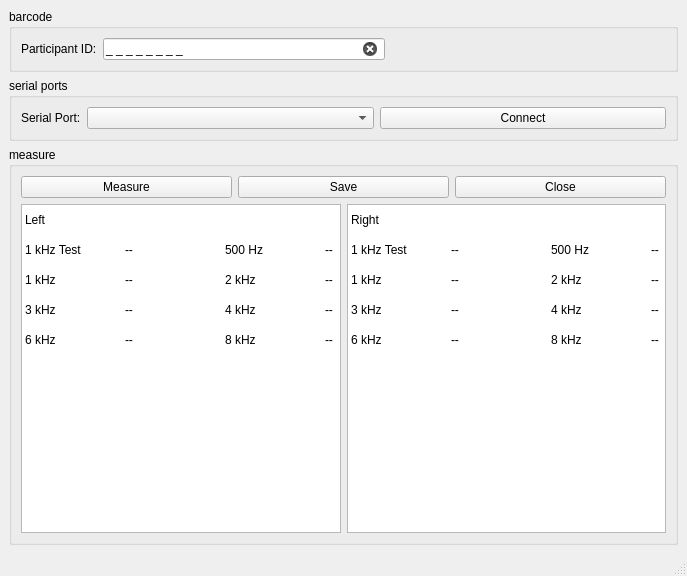
Qt form src/prototype/Audiometer/MainWindow.ui (inglis-dl/cypress) before a commit.
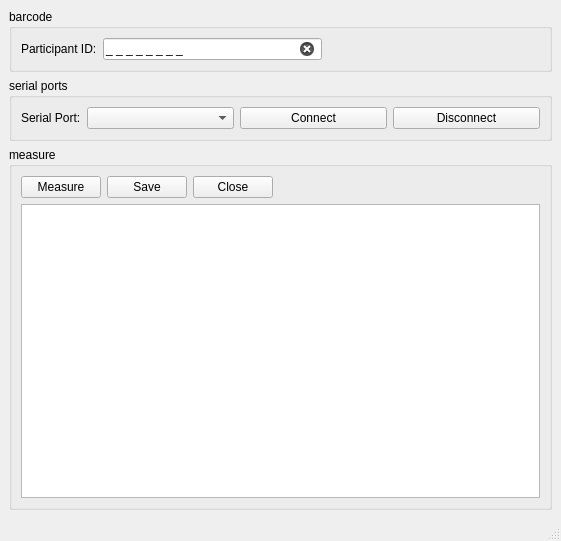
The same form after that commit.

Commit message: WIP: refactor weigh scale, wip audiometer - complete audiometer prototype with test data display updates - connect close signalling - add docs - refactor weigh scale

What changed in the file:
```diff
--- a/src/prototype/Audiometer/MainWindow.ui
+++ b/src/prototype/Audiometer/MainWindow.ui
@@ -6,8 +6,8 @@
    <rect>
     <x>0</x>
     <y>0</y>
-    <width>687</width>
-    <height>576</height>
+    <width>561</width>
+    <height>541</height>
    </rect>
   </property>
   <property name="windowTitle">
@@ -103,6 +103,13 @@
            </property>
           </widget>
          </item>
+         <item>
+          <widget class="QPushButton" name="disconnectButton">
+           <property name="text">
+            <string>Disconnect</string>
+           </property>
+          </widget>
+         </item>
         </layout>
        </item>
       </layout>
@@ -149,12 +156,25 @@
            </property>
           </widget>
          </item>
+         <item>
+          <spacer name="horizontalSpacer_3">
+           <property name="orientation">
+            <enum>Qt::Horizontal</enum>
+           </property>
+           <property name="sizeHint" stdset="0">
+            <size>
+             <width>40</width>
+             <height>20</height>
+            </size>
+           </property>
+          </spacer>
+         </item>
         </layout>
        </item>
        <item>
         <layout class="QHBoxLayout" name="measurementTableHorizontalLayout">
          <item>
-          <widget class="QTableWidget" name="leftTableWidget">
+          <widget class="QTableView" name="testdataTableView">
            <property name="verticalScrollBarPolicy">
             <enum>Qt::ScrollBarAlwaysOff</enum>
            </property>
@@ -167,327 +187,15 @@
            <property name="selectionMode">
             <enum>QAbstractItemView::NoSelection</enum>
            </property>
-           <property name="showGrid">
+           <property name="showDropIndicator" stdset="0">
             <bool>false</bool>
            </property>
-           <property name="gridStyle">
-            <enum>Qt::SolidLine</enum>
-           </property>
-           <property name="wordWrap">
+           <property name="dragDropOverwriteMode">
             <bool>false</bool>
            </property>
-           <property name="cornerButtonEnabled">
-            <bool>false</bool>
-           </property>
-           <attribute name="horizontalHeaderVisible">
-            <bool>false</bool>
-           </attribute>
-           <attribute name="horizontalHeaderHighlightSections">
-            <bool>false</bool>
-           </attribute>
-           <attribute name="verticalHeaderVisible">
-            <bool>false</bool>
-           </attribute>
-           <attribute name="verticalHeaderHighlightSections">
-            <bool>false</bool>
-           </attribute>
-           <row>
-            <property name="text">
-             <string>New Row</string>
-            </property>
-           </row>
-           <row>
-            <property name="text">
-             <string>New Row</string>
-            </property>
-           </row>
-           <row>
-            <property name="text">
-             <string>New Row</string>
-            </property>
-           </row>
-           <row>
-            <property name="text">
-             <string>New Row</string>
-            </property>
-           </row>
-           <row>
-            <property name="text">
-             <string>New Row</string>
-            </property>
-           </row>
-           <column>
-            <property name="text">
-             <string>New Column</string>
-            </property>
-           </column>
-           <column>
-            <property name="text">
-             <string>New Column</string>
-            </property>
-           </column>
-           <column>
-            <property name="text">
-             <string>New Column</string>
-            </property>
-           </column>
-           <column>
-            <property name="text">
-             <string>New Column</string>
-            </property>
-           </column>
-           <item row="0" column="0">
-            <property name="text">
-             <string>Left</string>
-            </property>
-           </item>
-           <item row="1" column="0">
-            <property name="text">
-             <string>1 kHz Test</string>
-            </property>
-           </item>
-           <item row="1" column="1">
-            <property name="text">
-             <string>--</string>
-            </property>
-           </item>
-           <item row="1" column="2">
-            <property name="text">
-             <string>500 Hz</string>
-            </property>
-           </item>
-           <item row="1" column="3">
-            <property name="text">
-             <string>--</string>
-            </property>
-           </item>
-           <item row="2" column="0">
-            <property name="text">
-             <string>1 kHz</string>
-            </property>
-           </item>
-           <item row="2" column="1">
-            <property name="text">
-             <string>--</string>
-            </property>
-           </item>
-           <item row="2" column="2">
-            <property name="text">
-             <string>2 kHz</string>
-            </property>
-           </item>
-           <item row="2" column="3">
-            <property name="text">
-             <string>--</string>
-            </property>
-           </item>
-           <item row="3" column="0">
-            <property name="text">
-             <string>3 kHz</string>
-            </property>
-           </item>
-           <item row="3" column="1">
-            <property name="text">
-             <string>--</string>
-            </property>
-           </item>
-           <item row="3" column="2">
-            <property name="text">
-             <string>4 kHz</string>
-            </property>
-           </item>
-           <item row="3" column="3">
-            <property name="text">
-             <string>--</string>
-            </property>
-           </item>
-           <item row="4" column="0">
-            <property name="text">
-             <string>6 kHz</string>
-            </property>
-           </item>
-           <item row="4" column="1">
-            <property name="text">
-             <string>--</string>
-            </property>
-           </item>
-           <item row="4" column="2">
-            <property name="text">
-             <string>8 kHz</string>
-            </property>
-           </item>
-           <item row="4" column="3">
-            <property name="text">
-             <string>--</string>
-            </property>
-           </item>
-          </widget>
-         </item>
-         <item>
-          <widget class="QTableWidget" name="rightTableWidget">
-           <property name="verticalScrollBarPolicy">
-            <enum>Qt::ScrollBarAlwaysOff</enum>
-           </property>
-           <property name="horizontalScrollBarPolicy">
-            <enum>Qt::ScrollBarAlwaysOff</enum>
-           </property>
-           <property name="autoScroll">
-            <bool>false</bool>
-           </property>
            <property name="selectionMode">
             <enum>QAbstractItemView::NoSelection</enum>
            </property>
-           <property name="showGrid">
-            <bool>false</bool>
-           </property>
-           <property name="wordWrap">
-            <bool>false</bool>
-           </property>
-           <property name="cornerButtonEnabled">
-            <bool>false</bool>
-           </property>
-           <attribute name="horizontalHeaderVisible">
-            <bool>false</bool>
-           </attribute>
-           <attribute name="horizontalHeaderHighlightSections">
-            <bool>false</bool>
-           </attribute>
-           <attribute name="verticalHeaderVisible">
-            <bool>false</bool>
-           </attribute>
-           <attribute name="verticalHeaderHighlightSections">
-            <bool>false</bool>
-           </attribute>
-           <row>
-            <property name="text">
-             <string>New Row</string>
-            </property>
-           </row>
-           <row>
-            <property name="text">
-             <string>New Row</string>
-            </property>
-           </row>
-           <row>
-            <property name="text">
-             <string>New Row</string>
-            </property>
-           </row>
-           <row>
-            <property name="text">
-             <string>New Row</string>
-            </property>
-           </row>
-           <row>
-            <property name="text">
-             <string>New Row</string>
-            </property>
-           </row>
-           <column>
-            <property name="text">
-             <string>New Column</string>
-            </property>
-           </column>
-           <column>
-            <property name="text">
-             <string>New Column</string>
-            </property>
-           </column>
-           <column>
-            <property name="text">
-             <string>New Column</string>
-            </property>
-           </column>
-           <column>
-            <property name="text">
-             <string>New Column</string>
-            </property>
-           </column>
-           <item row="0" column="0">
-            <property name="text">
-             <string>Right</string>
-            </property>
-           </item>
-           <item row="1" column="0">
-            <property name="text">
-             <string>1 kHz Test</string>
-            </property>
-           </item>
-           <item row="1" column="1">
-            <property name="text">
-             <string>--</string>
-            </property>
-           </item>
-           <item row="1" column="2">
-            <property name="text">
-             <string>500 Hz</string>
-            </property>
-           </item>
-           <item row="1" column="3">
-            <property name="text">
-             <string>--</string>
-            </property>
-           </item>
-           <item row="2" column="0">
-            <property name="text">
-             <string>1 kHz</string>
-            </property>
-           </item>
-           <item row="2" column="1">
-            <property name="text">
-             <string>--</string>
-            </property>
-           </item>
-           <item row="2" column="2">
-            <property name="text">
-             <string>2 kHz</string>
-            </property>
-           </item>
-           <item row="2" column="3">
-            <property name="text">
-             <string>--</string>
-            </property>
-           </item>
-           <item row="3" column="0">
-            <property name="text">
-             <string>3 kHz</string>
-            </property>
-           </item>
-           <item row="3" column="1">
-            <property name="text">
-             <string>--</string>
-            </property>
-           </item>
-           <item row="3" column="2">
-            <property name="text">
-             <string>4 kHz</string>
-            </property>
-           </item>
-           <item row="3" column="3">
-            <property name="text">
-             <string>--</string>
-            </property>
-           </item>
-           <item row="4" column="0">
-            <property name="text">
-             <string>6 kHz</string>
-            </property>
-           </item>
-           <item row="4" column="1">
-            <property name="text">
-             <string>--</string>
-            </property>
-           </item>
-           <item row="4" column="2">
-            <property name="text">
-             <string>8 kHz</string>
-            </property>
-           </item>
-           <item row="4" column="3">
-            <property name="text">
-             <string>--</string>
-            </property>
-           </item>
           </widget>
          </item>
         </layout>
```
Left out of the diff: 8 changed lines with no effect on the pictures. The commit also changes 16 other files.
